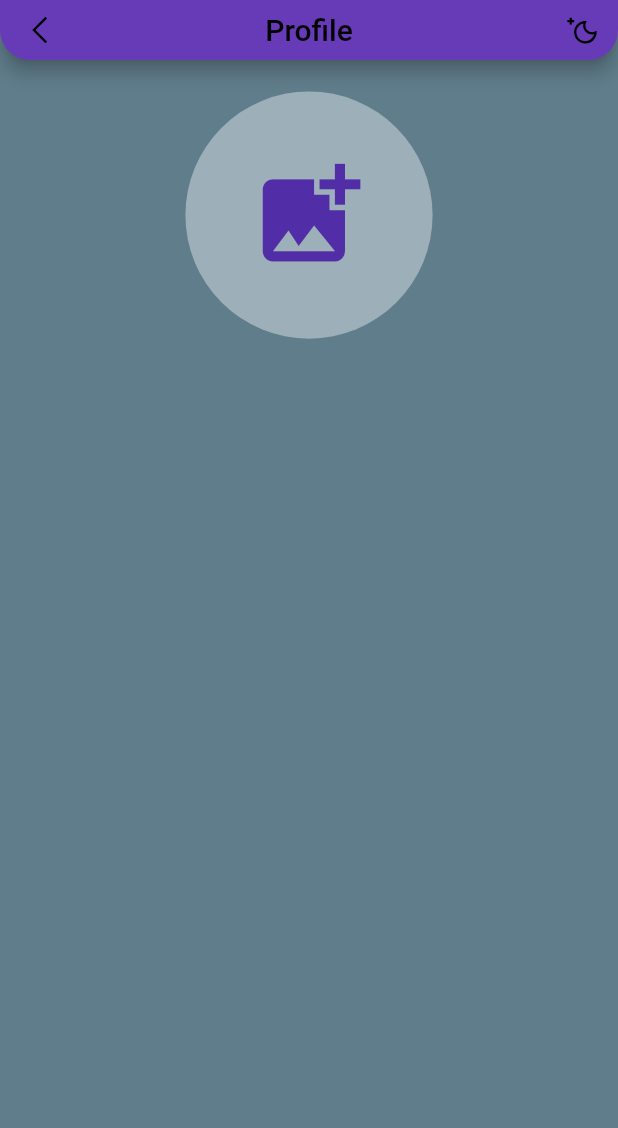
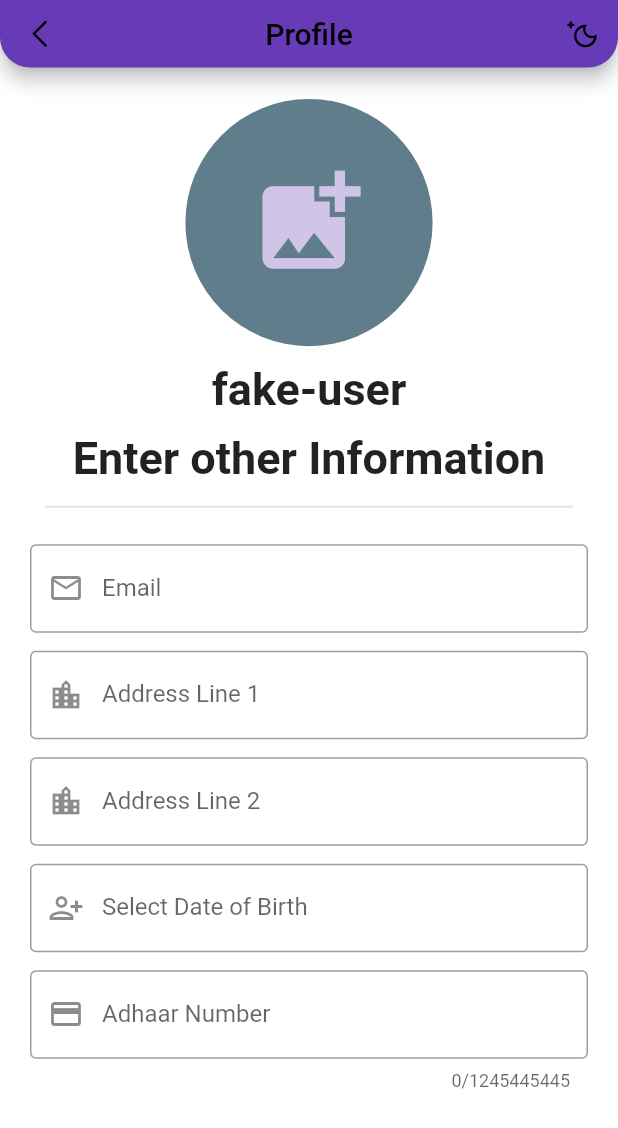
Before and after one commit to ShauryaPanwar/event-details, a Flutter app: the HomePage screen opened by its route, on a phone screen of 412 x 824 dp. Shown: the top 1128 px of the screen. Run offline on Flutter 3.47's test engine with Material 2 defaults, Android fonts, the phone set to English and light mode, and no system bars; our stand-ins replace another_flushbar, google_fonts, image_picker, line_awesome_flutter, numberpicker, shared_preferences; accounts and stored records are empty; Roboto replaces fonts that are missing (Sacramento).

Commit message:
profile page proto

```diff
--- a/lib/homepage.dart
+++ b/lib/homepage.dart
@@ -1,63 +1,71 @@
-
 import 'dart:io';
 import 'package:async/async.dart';
 import 'package:flutter/material.dart';
+import 'package:flutter/services.dart';
+import 'package:google_fonts/google_fonts.dart';
 import 'package:image_picker/image_picker.dart';
+import 'package:intl/intl.dart';
 import 'package:line_awesome_flutter/line_awesome_flutter.dart';
 import 'package:event_details/utils/spaces.dart';
+import 'package:numberpicker/numberpicker.dart';
+
 
 class HomePage extends StatefulWidget {
   const HomePage({Key? key}) : super(key: key);
+
 
   @override
   State<HomePage> createState() => _HomePageState();
 }
 
 class _HomePageState extends State<HomePage> {
-  bool isFile=false;
+  bool isFile = false;
   XFile? fileimage;
   final ImagePicker imagePicker = ImagePicker();
 
-
-
   getImageFromGallery() async {
-    fileimage =  await imagePicker.pickImage(source: ImageSource.gallery);
+    fileimage = await imagePicker.pickImage(source: ImageSource.gallery);
 
     setState(() {
       fileimage;
     });
   }
 
+  TextEditingController _date = TextEditingController();
+  TextEditingController _adhar = TextEditingController();
+
 
   @override
   Widget build(BuildContext context) {
-
-    var isdark = MediaQuery.of(context).platformBrightness == Brightness.dark;
-    return Scaffold(
-      backgroundColor: Colors.blueGrey,
-
+    var isdark = MediaQuery
+        .of(context)
+        .platformBrightness == Brightness.dark;
+    return SafeArea(
+      child: Scaffold(
+          backgroundColor: Colors.white,
           appBar: AppBar(
-
             foregroundColor: Colors.black,
             title: Text(" Profile "),
             centerTitle: true,
-        toolbarHeight: 40,
+            toolbarHeight: 45,
             toolbarOpacity: 1,
             shape: const RoundedRectangleBorder(
                 borderRadius: BorderRadius.only(
                     bottomLeft: Radius.circular(20),
-            bottomRight: Radius.circular(20)
-          )
-        ),
+                    bottomRight: Radius.circular(20))),
             backgroundColor: Colors.deepPurple,
             elevation: 5,
-        leading: IconButton(onPressed: (){},icon: const Icon(LineAwesomeIcons.angle_left),),
+            leading: IconButton(
+              onPressed: () {},
+              icon: const Icon(LineAwesomeIcons.angle_left),
+            ),
             actions: [
-          IconButton(onPressed: (){}, icon: Icon(isdark? LineAwesomeIcons.sun : LineAwesomeIcons.moon))
+              IconButton(
+                  onPressed: () {},
+                  icon:
+                  Icon(isdark ? LineAwesomeIcons.sun : LineAwesomeIcons.moon))
             ],
           ),
-
-
           body: SingleChildScrollView(
             child: Container(
               padding: const EdgeInsets.all(10.0),
@@ -68,29 +76,122 @@ class _HomePageState extends State<HomePage> {
                     onTap: () {
                       //take image from gallery
                       getImageFromGallery();
-
-
                     },
                     child: Center(
                       child: CircleAvatar(
+                        radius: MediaQuery
+                            .of(context)
+                            .size
+                            .width * 0.20,
+                        backgroundColor: Colors.blueGrey,
+                        backgroundImage: fileimage == null
+                            ? null
+                            : FileImage(File(fileimage!.path)),
+                        child: fileimage == null
+                            ? Icon(
+                          Icons.add_photo_alternate,
+                          size: MediaQuery
+                              .of(context)
+                              .size
+                              .width * 0.20,
+                        )
+                            : null,
+                      ),
+                    ),
+                  ),
+                  verticalspacing(11),
+                  Text('fake-user',
+                      style: GoogleFonts.sacramento(
+                          textStyle: TextStyle(
+                              fontWeight: FontWeight.w700, fontSize: 30))),
+                  verticalspacing(11),
+                  Text('Enter other Information',
+                      style: GoogleFonts.sacramento(
+                          textStyle: TextStyle(
+                              fontWeight: FontWeight.w700, fontSize: 30))),
+                  verticalspacing(7),
+                  const Divider(indent: 20, endIndent: 20, thickness: 1.2,),
+                  verticalspacing(7),
+                  Container(
+                    padding: EdgeInsets.all(10),
+                    child: Form(
+                      child: Column(
+                        crossAxisAlignment: CrossAxisAlignment.start,
+                        children: [
+                          TextFormField(
+                            decoration: InputDecoration(
+                              label: Text("Email"),
+                              prefixIcon: Icon(Icons.email_outlined,),
+                              border: OutlineInputBorder(),
+                            ),
+                          ),
 
-                    radius: MediaQuery.of(context).size.width*0.20,
-                    backgroundColor: Colors.white38,
-                    backgroundImage: fileimage == null ? null :FileImage(File(fileimage!.path)),
-                    child: fileimage == null ?  Icon(
-                      Icons.add_photo_alternate,
-                      size: MediaQuery.of(context).size.width * 0.20,
-                    ) : null,
+                          verticalspacing(12),
+                          TextFormField(
+                            decoration: InputDecoration(
+                              label: Text("Address Line 1"),
+                              prefixIcon: Icon(Icons.location_city,),
+                              border: OutlineInputBorder(),
+                            ),
+                          ),
+                          verticalspacing(12),
+                          TextFormField(
+                            decoration: InputDecoration(
+                              label: Text("Address Line 2"),
+                              prefixIcon: Icon(Icons.location_city_outlined,),
+                              border: OutlineInputBorder(),
+                            ),
+                          ),
+                          verticalspacing(12),
+                          TextFormField(
+                            keyboardType: TextInputType.none,
+
+                            controller: _date,
+                            decoration: InputDecoration(
+                              label: Text("Select Date of Birth"),
+                              prefixIcon: Icon(
+                                Icons.person_add_alt_1_outlined,),
+                              border: OutlineInputBorder(),
 
                             ),
+
+                            onTap: () async {
+                              DateTime? pickdate = await showDatePicker(
+                                  context: context,
+                                  initialDate: DateTime(2000),
+                                  firstDate: DateTime(2000),
+                                  lastDate: DateTime(2022));
+                              if (pickdate != null) {
+                                setState(() {
+                                  _date.text =
+                                      DateFormat('yyyy-MM-dd').format(pickdate);
+                                });
+                              }
+                            },
                           ),
-              )
+                          verticalspacing(12),
+                          TextFormField(
+                            controller: _adhar,
+                            keyboardType: TextInputType.number,
+                            inputFormatters: [FilteringTextInputFormatter.digitsOnly],
+                            decoration: InputDecoration(
+                              label: Text("Adhaar Number"),
+                              prefixIcon: Icon(Icons.credit_card,),
+                              border: OutlineInputBorder(),
+                            ),
+                            maxLength: 1245445445,
+                          ),
+
+                        ],
+                      ),
+                    ),
+                  ),
                 ],
               ),
             ),
           )
+
+      ),
     );
-
-
   }
 }
--- a/pubspec.yaml
+++ b/pubspec.yaml
@@ -35,6 +35,8 @@ dependencies:
   shared_preferences: ^2.0.17
   line_awesome_flutter: ^2.0.0
   image_picker: ^0.8.6+1
+  intl: ^0.18.0
+  numberpicker: ^2.1.1
   flutter:
     sdk: flutter
 
```
Also changed, not shown: pubspec.lock. Lines whose indentation alone changed are shown as unchanged.
